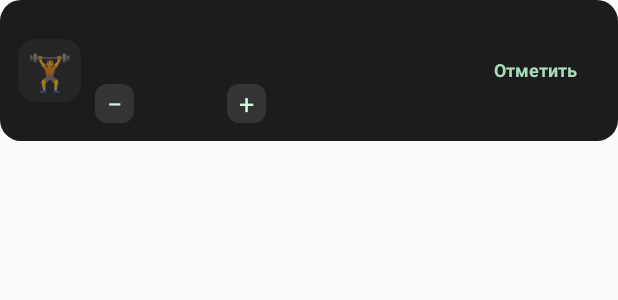
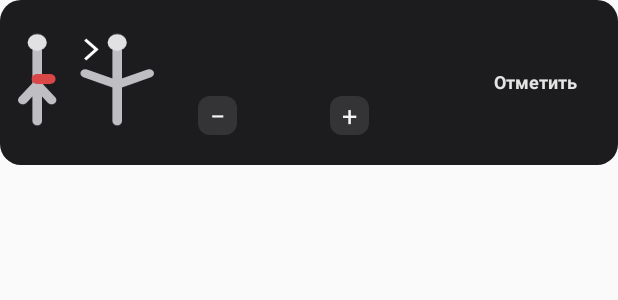
Before and after one commit to DenisovR/workout-widget, an Android app: the layout exercise_one.xml on its own in the app's theme, with its tools: preview values and no code run, on a phone screen of 412 x 824 dp. Shown: the top 300 px of the screen. Run offline under Robolectric (Android 15) with nearby library versions, the phone set to English and light mode, and no system bars.

Commit message:
Display exercise pose illustration in monochrome workout cards

```diff
--- a/app/src/main/res/layout/exercise_one.xml
+++ b/app/src/main/res/layout/exercise_one.xml
@@ -2,15 +2,15 @@
 <LinearLayout xmlns:android="http://schemas.android.com/apk/res/android"
  android:layout_width="match_parent" android:layout_height="wrap_content"
  android:layout_marginBottom="7dp" android:background="@drawable/exercise_card" android:padding="12dp" android:gravity="center_vertical" android:orientation="horizontal">
- <TextView android:id="@+id/icon1" android:layout_width="42dp" android:layout_height="42dp" android:background="@drawable/icon_back" android:gravity="center" android:textSize="24sp" android:text="🏋"/>
- <LinearLayout android:layout_width="0dp" android:layout_height="wrap_content" android:layout_weight="1" android:layout_marginLeft="9dp" android:orientation="vertical">
+ <ImageView android:id="@+id/icon1" android:layout_width="112dp" android:layout_height="86dp" android:scaleType="fitCenter" android:contentDescription="Схема выполнения упражнения" android:src="@drawable/exercise_pose_0"/>
+ <LinearLayout android:layout_width="0dp" android:layout_height="wrap_content" android:layout_weight="1" android:layout_marginLeft="8dp" android:orientation="vertical">
   <TextView android:id="@+id/name1" android:layout_width="match_parent" android:layout_height="wrap_content" android:textColor="#FFFFFF" android:textSize="13sp" android:textStyle="bold" android:maxLines="2" android:ellipsize="end"/>
-  <TextView android:id="@+id/reps1" android:layout_width="match_parent" android:layout_height="wrap_content" android:layout_marginTop="4dp" android:textColor="#9EB4AC" android:textSize="11sp"/>
+  <TextView android:id="@+id/reps1" android:layout_width="match_parent" android:layout_height="wrap_content" android:layout_marginTop="4dp" android:textColor="#A9A9AC" android:textSize="11sp"/>
   <LinearLayout android:layout_width="wrap_content" android:layout_height="wrap_content" android:gravity="center_vertical" android:layout_marginTop="6dp">
-   <TextView android:id="@+id/minus1" android:layout_width="26dp" android:layout_height="26dp" android:gravity="center" android:background="@drawable/small_button" android:text="−" android:textColor="#D6F8DF" android:textSize="18sp"/>
-   <TextView android:id="@+id/weight1" android:layout_width="wrap_content" android:layout_height="wrap_content" android:minWidth="62dp" android:gravity="center" android:textColor="#D6F8DF" android:textSize="12sp" android:textStyle="bold"/>
-   <TextView android:id="@+id/plus1" android:layout_width="26dp" android:layout_height="26dp" android:gravity="center" android:background="@drawable/small_button" android:text="+" android:textColor="#D6F8DF" android:textSize="18sp"/>
+   <TextView android:id="@+id/minus1" android:layout_width="26dp" android:layout_height="26dp" android:gravity="center" android:background="@drawable/small_button" android:text="−" android:textColor="#F4F4F4" android:textSize="18sp"/>
+   <TextView android:id="@+id/weight1" android:layout_width="wrap_content" android:layout_height="wrap_content" android:minWidth="62dp" android:gravity="center" android:textColor="#F4F4F4" android:textSize="12sp" android:textStyle="bold"/>
+   <TextView android:id="@+id/plus1" android:layout_width="26dp" android:layout_height="26dp" android:gravity="center" android:background="@drawable/small_button" android:text="+" android:textColor="#F4F4F4" android:textSize="18sp"/>
   </LinearLayout>
  </LinearLayout>
- <TextView android:id="@+id/check1" android:layout_width="86dp" android:layout_height="48dp" android:gravity="center" android:text="Отметить" android:textColor="#A8DDBA" android:textSize="12sp" android:textStyle="bold" android:contentDescription="Отметить выполнение упражнения"/>
+ <TextView android:id="@+id/check1" android:layout_width="86dp" android:layout_height="48dp" android:gravity="center" android:text="Отметить" android:textColor="#E4E4E4" android:textSize="12sp" android:textStyle="bold" android:contentDescription="Отметить выполнение упражнения"/>
 </LinearLayout>
```
